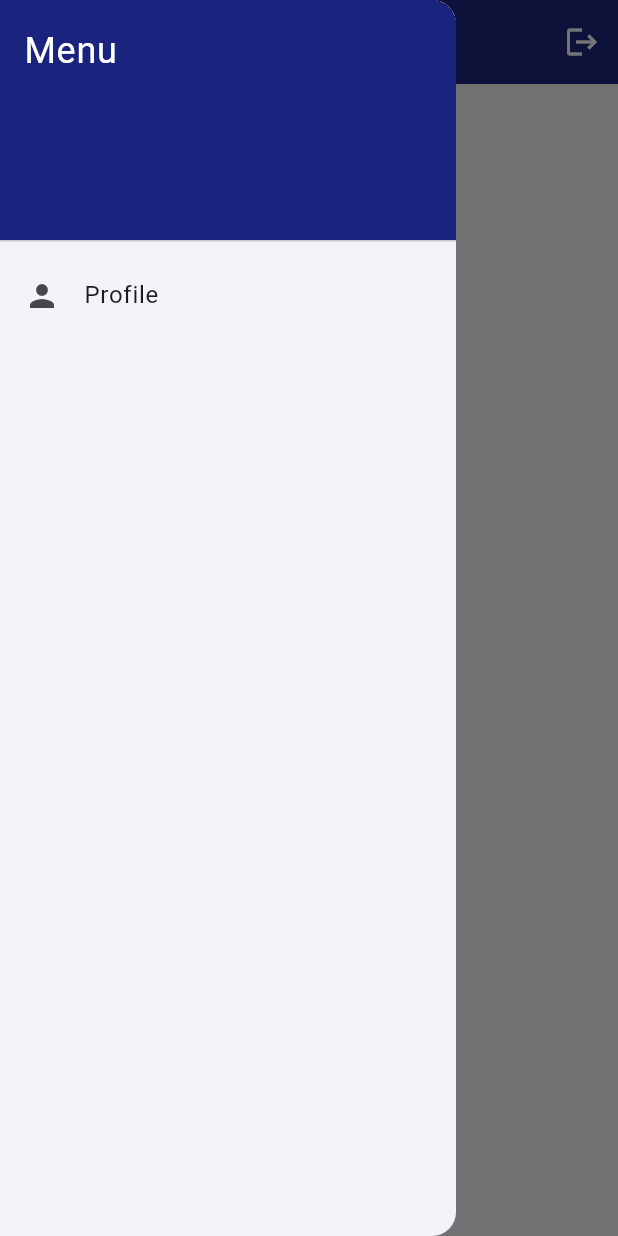
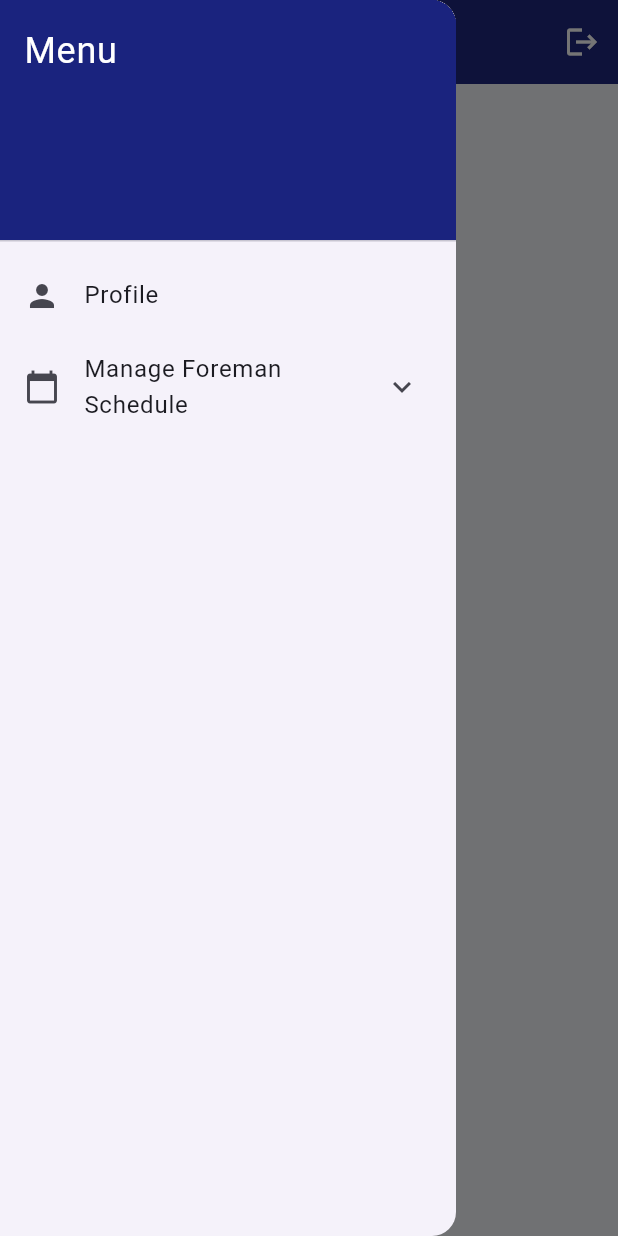
Before and after one commit to amala-26/workshop-gig-app, a Flutter app: the WorkshopDashboard screen opened by its route, with the side drawer open, on a phone screen of 412 x 824 dp. Run offline on Flutter 3.47's test engine with Material 3 defaults, Android fonts, the phone set to English and light mode, and no system bars; our stand-ins replace cloud_firestore, firebase_auth, firebase_core; accounts and stored records are empty; Roboto replaces fonts that are missing (Montserrat).

Commit message:
committing my changes

```diff
--- a/lib/main.dart
+++ b/lib/main.dart
@@ -6,6 +6,9 @@ import 'package:cloud_firestore/cloud_firestore.dart';
 import 'package:firebase_auth/firebase_auth.dart';
 import 'foreman_dashboard.dart';
 import 'workshop_dashboard.dart';
+import 'screens/ManageGigSlots.dart';
+import 'screens/ManageGigApplication.dart';
+import 'services/gig_service.dart';
 
 void main() async {
   WidgetsFlutterBinding.ensureInitialized();
@@ -24,6 +27,9 @@ class MyApp extends StatelessWidget {
   // This widget is the root of your application.
   @override
   Widget build(BuildContext context) {
+    // Create a single instance of GigService to be used across the app
+    final gigService = GigService();
+
     return MaterialApp(
       title: 'Flutter Demo',
       theme: ThemeData(
@@ -64,6 +70,8 @@ class MyApp extends StatelessWidget {
         '/signup': (context) => const SignUpPage(),
         '/foreman-dashboard': (context) => const ForemanDashboard(),
         '/workshop-dashboard': (context) => const WorkshopDashboard(),
+        '/manage-gig-slots': (context) => ManageGigSlots(gigService: gigService),
+        '/manage-applications': (context) => ManageGigApplication(gigService: gigService),
       },
       home: const LoginPage(),
     );
--- a/lib/workshop_dashboard.dart
+++ b/lib/workshop_dashboard.dart
@@ -3,8 +3,15 @@ import 'workshop_profile_page.dart';
 import 'package:firebase_auth/firebase_auth.dart';
 import 'package:cloud_firestore/cloud_firestore.dart';
 
-class WorkshopDashboard extends StatelessWidget {
+class WorkshopDashboard extends StatefulWidget {
   const WorkshopDashboard({Key? key}) : super(key: key);
+
+  @override
+  State<WorkshopDashboard> createState() => _WorkshopDashboardState();
+}
+
+class _WorkshopDashboardState extends State<WorkshopDashboard> {
+  bool _isScheduleExpanded = false;
 
   Future<void> _handleLogout(BuildContext context) async {
     // Show confirmation dialog
@@ -87,6 +94,32 @@ class WorkshopDashboard extends StatelessWidget {
                 }
               },
             ),
+            ExpansionTile(
+              leading: const Icon(Icons.calendar_today),
+              title: const Text('Manage Foreman Schedule'),
+              initiallyExpanded: _isScheduleExpanded,
+              onExpansionChanged: (expanded) {
+                setState(() {
+                  _isScheduleExpanded = expanded;
+                });
+              },
+              children: [
+                ListTile(
+                  leading: const Icon(Icons.work_outline),
+                  title: const Text('Manage Gig Slots'),
+                  onTap: () {
+                    Navigator.pushNamed(context, '/manage-gig-slots');
+                  },
+                ),
+                ListTile(
+                  leading: const Icon(Icons.assignment),
+                  title: const Text('Manage Gig Applications'),
+                  onTap: () {
+                    Navigator.pushNamed(context, '/manage-applications');
+                  },
+                ),
+              ],
+            ),
           ],
         ),
       ),
```
Also changed, not shown: lib/screens/ManageGigApplication.dart (added, +25 -0 lines), lib/screens/ManageGigSlots.dart (added, +25 -0 lines), 1 other file.
